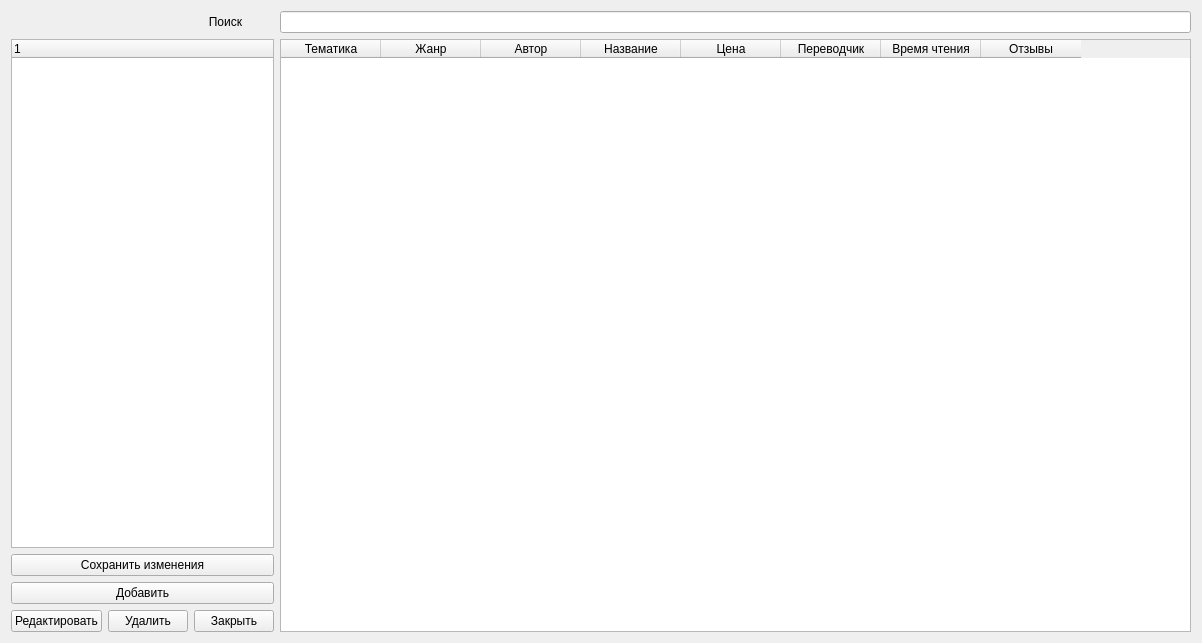
understanding12/project_library_0, file widget.ui: the form before one commit.
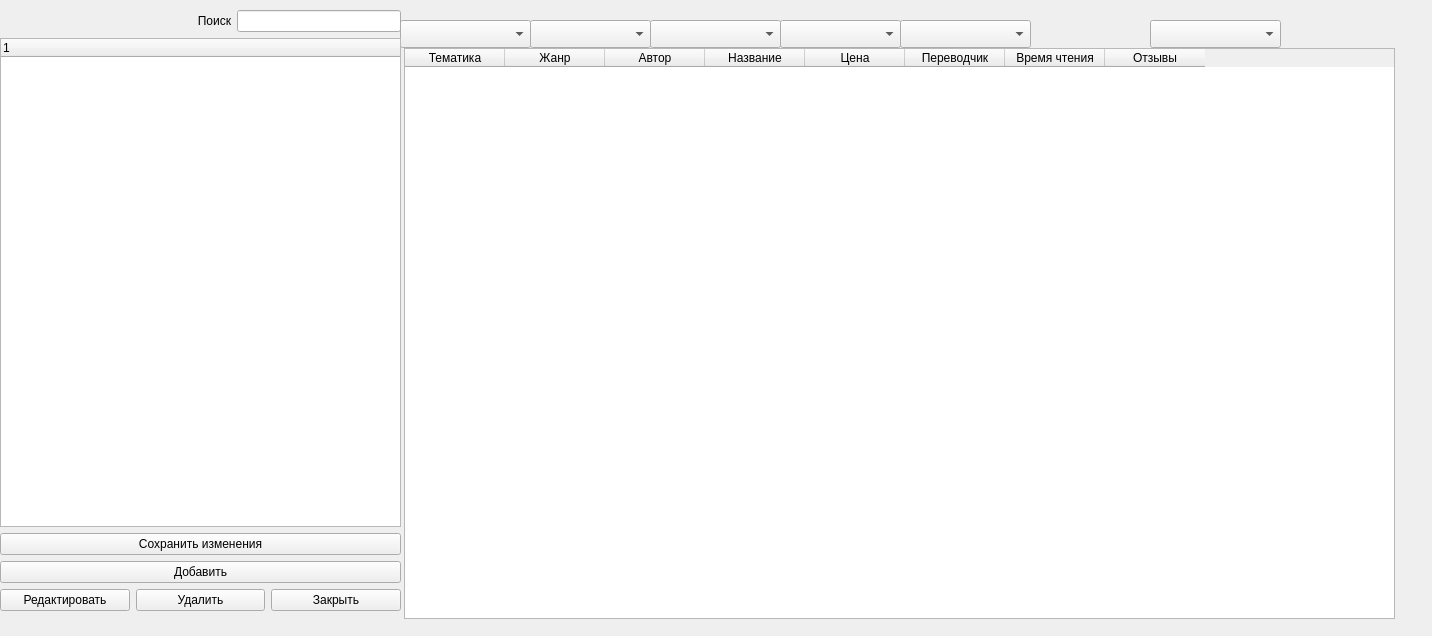
The form after the commit.

```diff
--- a/widget.ui
+++ b/widget.ui
@@ -6,71 +6,22 @@
    <rect>
     <x>0</x>
     <y>0</y>
-    <width>1202</width>
-    <height>643</height>
+    <width>1432</width>
+    <height>636</height>
    </rect>
   </property>
   <property name="windowTitle">
    <string>Widget</string>
   </property>
-  <layout class="QFormLayout" name="formLayout">
-   <item row="0" column="1">
-    <widget class="QLineEdit" name="searchLine"/>
-   </item>
-   <item row="1" column="0">
-    <layout class="QVBoxLayout" name="verticalLayout">
-     <item>
-      <widget class="QTreeWidget" name="treeWidget">
-       <column>
-        <property name="text">
-         <string notr="true">1</string>
-        </property>
-       </column>
-      </widget>
-     </item>
-     <item>
-      <widget class="QPushButton" name="saveButton">
-       <property name="text">
-        <string>Сохранить изменения</string>
-       </property>
-      </widget>
-     </item>
-     <item>
-      <widget class="QPushButton" name="addBook">
-       <property name="text">
-        <string>Добавить</string>
-       </property>
-      </widget>
-     </item>
-     <item>
-      <layout class="QHBoxLayout" name="horizontalLayout">
-       <item>
-        <widget class="QPushButton" name="correctBook">
-         <property name="text">
-          <string>Редактировать</string>
-         </property>
-        </widget>
-       </item>
-       <item>
-        <widget class="QPushButton" name="deleteBook">
-         <property name="text">
-          <string>Удалить</string>
-         </property>
-        </widget>
-       </item>
-       <item>
-        <widget class="QPushButton" name="Exit">
-         <property name="text">
-          <string>Закрыть</string>
-         </property>
-        </widget>
-       </item>
-      </layout>
-     </item>
-    </layout>
-   </item>
-   <item row="1" column="1">
     <widget class="QTableWidget" name="tableWidget">
+   <property name="geometry">
+    <rect>
+     <x>404</x>
+     <y>48</y>
+     <width>991</width>
+     <height>571</height>
+    </rect>
+   </property>
      <column>
       <property name="text">
        <string>Тематика</string>
@@ -112,8 +63,79 @@
       </property>
      </column>
     </widget>
-   </item>
-   <item row="0" column="0">
+  <widget class="QComboBox" name="priceSort">
+   <property name="geometry">
+    <rect>
+     <x>900</x>
+     <y>20</y>
+     <width>131</width>
+     <height>28</height>
+    </rect>
+   </property>
+  </widget>
+  <widget class="QComboBox" name="timeSort">
+   <property name="geometry">
+    <rect>
+     <x>1150</x>
+     <y>20</y>
+     <width>131</width>
+     <height>28</height>
+    </rect>
+   </property>
+  </widget>
+  <widget class="QComboBox" name="sortingMatter">
+   <property name="geometry">
+    <rect>
+     <x>400</x>
+     <y>20</y>
+     <width>131</width>
+     <height>28</height>
+    </rect>
+   </property>
+  </widget>
+  <widget class="QComboBox" name="sortingGenre">
+   <property name="geometry">
+    <rect>
+     <x>530</x>
+     <y>20</y>
+     <width>121</width>
+     <height>28</height>
+    </rect>
+   </property>
+  </widget>
+  <widget class="QComboBox" name="sortingAthor">
+   <property name="geometry">
+    <rect>
+     <x>650</x>
+     <y>20</y>
+     <width>131</width>
+     <height>28</height>
+    </rect>
+   </property>
+  </widget>
+  <widget class="QComboBox" name="sortingName">
+   <property name="geometry">
+    <rect>
+     <x>780</x>
+     <y>20</y>
+     <width>121</width>
+     <height>28</height>
+    </rect>
+   </property>
+  </widget>
+  <widget class="QWidget" name="">
+   <property name="geometry">
+    <rect>
+     <x>0</x>
+     <y>10</y>
+     <width>401</width>
+     <height>601</height>
+    </rect>
+   </property>
+   <layout class="QVBoxLayout" name="verticalLayout_3">
+    <item>
+     <layout class="QHBoxLayout" name="horizontalLayout_2">
+      <item>
     <widget class="QLabel" name="searchLabel">
      <property name="sizePolicy">
       <sizepolicy hsizetype="Preferred" vsizetype="Preferred">
@@ -132,7 +154,65 @@
      </property>
     </widget>
    </item>
-  </layout>
+      <item>
+       <widget class="QLineEdit" name="searchLine"/>
+      </item>
+     </layout>
+    </item>
+    <item>
+     <layout class="QVBoxLayout" name="verticalLayout">
+      <item>
+       <widget class="QTreeWidget" name="treeWidget">
+        <column>
+         <property name="text">
+          <string notr="true">1</string>
+         </property>
+        </column>
+       </widget>
+      </item>
+      <item>
+       <widget class="QPushButton" name="saveButton">
+        <property name="text">
+         <string>Сохранить изменения</string>
+        </property>
+       </widget>
+      </item>
+      <item>
+       <widget class="QPushButton" name="addBook">
+        <property name="text">
+         <string>Добавить</string>
+        </property>
+       </widget>
+      </item>
+      <item>
+       <layout class="QHBoxLayout" name="horizontalLayout">
+        <item>
+         <widget class="QPushButton" name="correctBook">
+          <property name="text">
+           <string>Редактировать</string>
+          </property>
+         </widget>
+        </item>
+        <item>
+         <widget class="QPushButton" name="deleteBook">
+          <property name="text">
+           <string>Удалить</string>
+          </property>
+         </widget>
+        </item>
+        <item>
+         <widget class="QPushButton" name="Exit">
+          <property name="text">
+           <string>Закрыть</string>
+          </property>
+         </widget>
+        </item>
+       </layout>
+      </item>
+     </layout>
+    </item>
+   </layout>
+  </widget>
  </widget>
  <resources/>
  <connections/>
```
Lines whose indentation alone changed are shown as unchanged.
